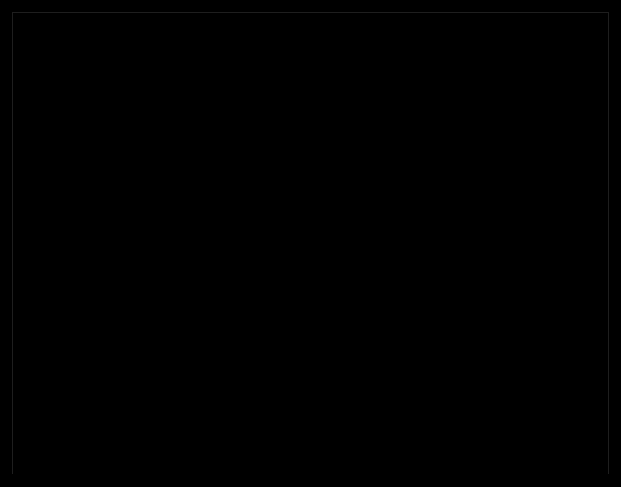
OpenFairWind/fairwindplusplus, file apps/settings/MainPage.ui: the form before one commit.
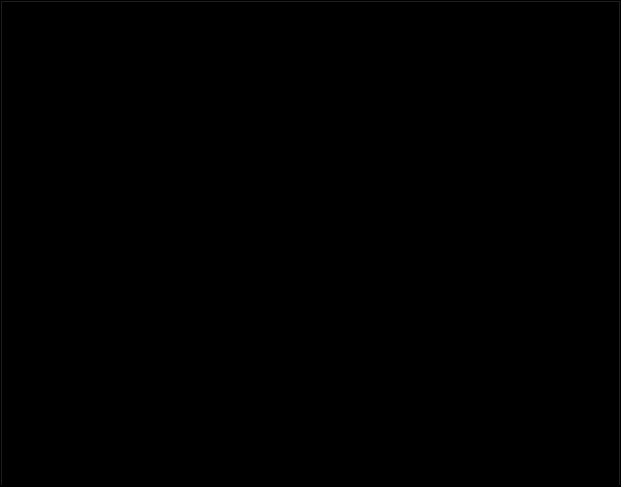
The form after the commit.

Commit message: Removed hated 12px margin around the grid layout.

Diff of the .ui file:
```diff
--- a/apps/settings/MainPage.ui
+++ b/apps/settings/MainPage.ui
@@ -21,6 +21,18 @@
                 color: rgb(255, 255, 255);</string>
         </property>
         <layout class="QGridLayout" name="gridLayout">
+   <property name="leftMargin">
+    <number>0</number>
+   </property>
+   <property name="topMargin">
+    <number>0</number>
+   </property>
+   <property name="rightMargin">
+    <number>0</number>
+   </property>
+   <property name="bottomMargin">
+    <number>0</number>
+   </property>
             <item row="0" column="0">
                 <widget class="QTabWidget" name="tabWidget">
                     <property name="styleSheet">
```
Left out of the diff: 5 changed lines with no effect on the pictures. Lines whose indentation alone changed are shown as unchanged. The commit also changes 3 other files.
